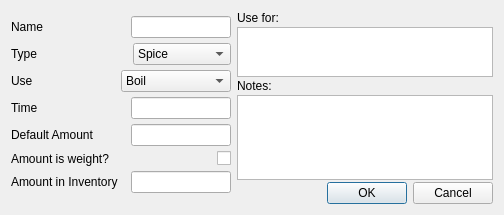
Old version of the form ui/miscEditor.ui in the repository Brewtarget/brewtarget.
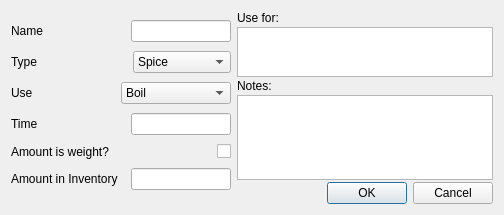
New version of the form. Custom widgets are drawn as their Qt base class.

Commit message:
Removed Default Amount field from several editors
- fermentableEditor
- hopEditor
- yeastEditor
- miscEditor

Resolves #359

The edit to the form file:
```diff
--- a/ui/miscEditor.ui
+++ b/ui/miscEditor.ui
@@ -244,60 +244,6 @@
          </item>
         </layout>
        </item>
-       <item>
-        <layout class="QHBoxLayout" name="horizontalLayout_5">
-         <property name="spacing">
-          <number>6</number>
-         </property>
-         <item>
-          <widget class="BtMixedLabel" name="label_amount">
-           <property name="sizePolicy">
-            <sizepolicy hsizetype="Expanding" vsizetype="Fixed">
-             <horstretch>0</horstretch>
-             <verstretch>0</verstretch>
-            </sizepolicy>
-           </property>
-           <property name="contextMenuPolicy">
-            <enum>Qt::CustomContextMenu</enum>
-           </property>
-           <property name="text">
-            <string>Default Amount</string>
-           </property>
-           <property name="buddy">
-            <cstring>lineEdit_amount</cstring>
-           </property>
-          </widget>
-         </item>
-         <item>
-          <widget class="BtMixedEdit" name="lineEdit_amount">
-           <property name="sizePolicy">
-            <sizepolicy hsizetype="Fixed" vsizetype="Fixed">
-             <horstretch>100</horstretch>
-             <verstretch>0</verstretch>
-            </sizepolicy>
-           </property>
-           <property name="minimumSize">
-            <size>
-             <width>100</width>
-             <height>0</height>
-            </size>
-           </property>
-           <property name="maximumSize">
-            <size>
-             <width>100</width>
-             <height>16777215</height>
-            </size>
-           </property>
-           <property name="toolTip">
-            <string>Amount</string>
-           </property>
-           <property name="editField" stdset="0">
-            <string notr="true">amount</string>
-           </property>
-          </widget>
-         </item>
-        </layout>
-       </item>
        <item>
         <layout class="QHBoxLayout" name="horizontalLayout_6">
          <item>
```
Left out of the diff: 32 changed lines with no effect on the pictures. The commit also changes 7 other files.
